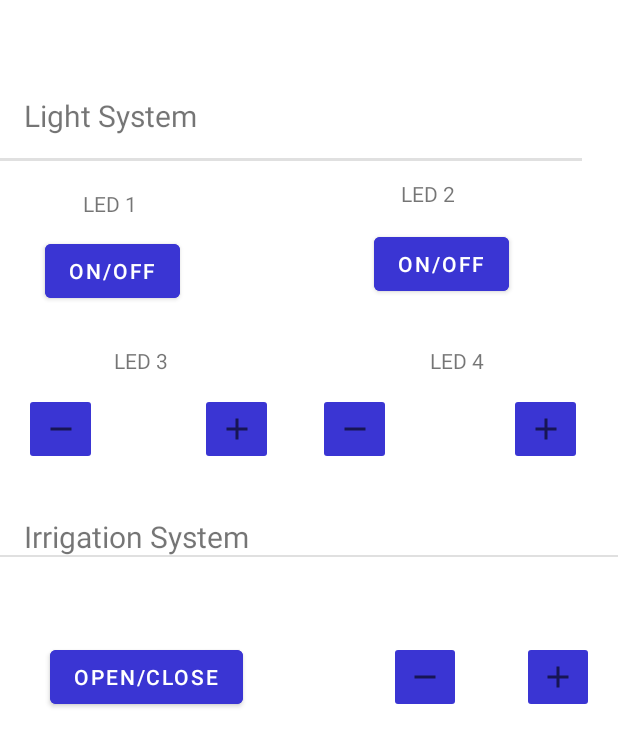
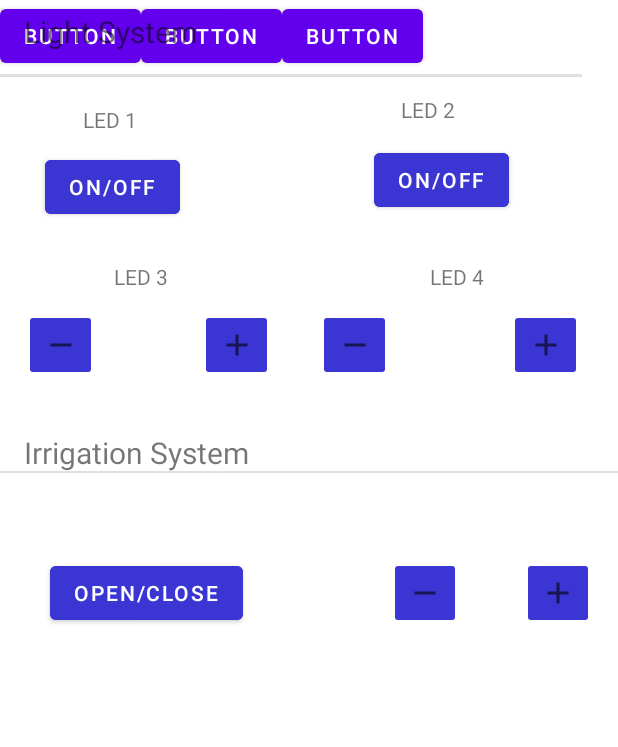
Before and after one commit to 9gusgusgus9/assignement_03, an Android app: the layout activity_main.xml on its own in the app's theme, with its tools: preview values and no code run, on a phone screen of 412 x 824 dp. Shown: the top 747 px of the screen. Run offline under Robolectric (Android 15) with nearby library versions, the phone set to English and light mode, and no system bars.

Commit message:
Working app

```diff
--- a/garden-app/app/src/main/res/layout/activity_main.xml
+++ b/garden-app/app/src/main/res/layout/activity_main.xml
@@ -7,12 +7,41 @@
     tools:context=".MainActivity">
 
     <ScrollView
+        android:layout_width="match_parent"
+        android:layout_height="match_parent">
+
+        <LinearLayout
+            android:layout_width="match_parent"
+            android:layout_height="wrap_content"
+            android:orientation="horizontal">
+
+            <Button
+                android:id="@+id/button3"
+                android:layout_width="wrap_content"
+                android:layout_height="wrap_content"
+                android:text="Button" />
+
+            <Button
+                android:id="@+id/button2"
+                android:layout_width="wrap_content"
+                android:layout_height="wrap_content"
+                android:text="Button" />
+
+            <Button
+                android:id="@+id/button"
+                android:layout_width="wrap_content"
+                android:layout_height="wrap_content"
+                android:text="Button" />
+        </LinearLayout>
+    </ScrollView>
+
+    <ScrollView
         android:id="@+id/scrollView"
         android:layout_width="match_parent"
-        android:layout_height="match_parent"
-        android:layout_marginTop="?attr/actionBarSize"
+        android:layout_height="wrap_content"
         app:layout_anchor="@+id/scrollView"
-        app:layout_anchorGravity="center">
+        app:layout_anchorGravity="center"
+        app:layout_constraintTop_toBottomOf="@+id/ScrollView">
 
         <androidx.constraintlayout.widget.ConstraintLayout
             android:id="@+id/constraintLayout"
--- a/garden-app/app/src/main/res/values/strings.xml
+++ b/garden-app/app/src/main/res/values/strings.xml
@@ -11,4 +11,5 @@
     <string name="manual_mode">Manual mode</string>
     <string name="set_manual_mode">Set Manual Mode</string>
     <string name="irrigation_system">Irrigation System</string>
+    <string name="bluetooth">Connecting Bluetooth</string>
 </resources>
```
Also changed, not shown: garden-app/app/src/main/java/com/example/garden_app/MainActivity.java (+27 -4 lines), garden-app/app/src/main/res/drawable/ic_baseline_bluetooth_24.xml (added, +10 -0 lines), garden-app/app/src/main/res/menu/top_app_bar.xml (+4 -11 lines).
